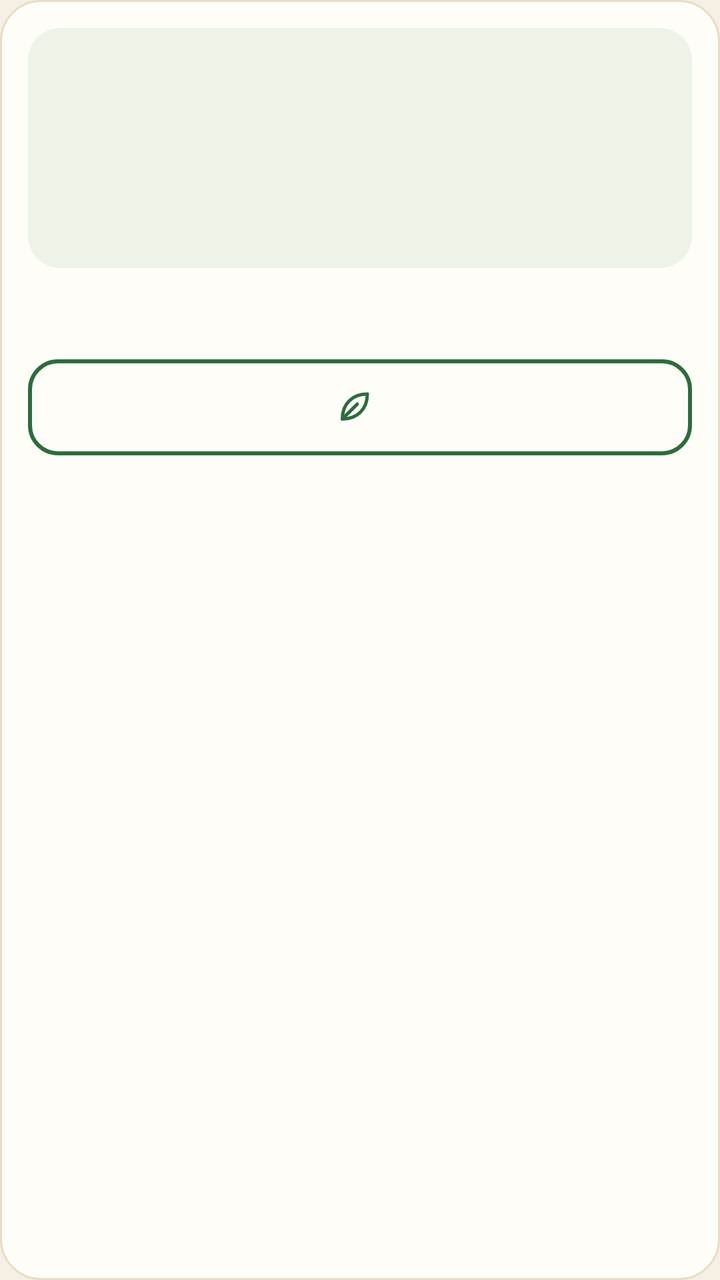
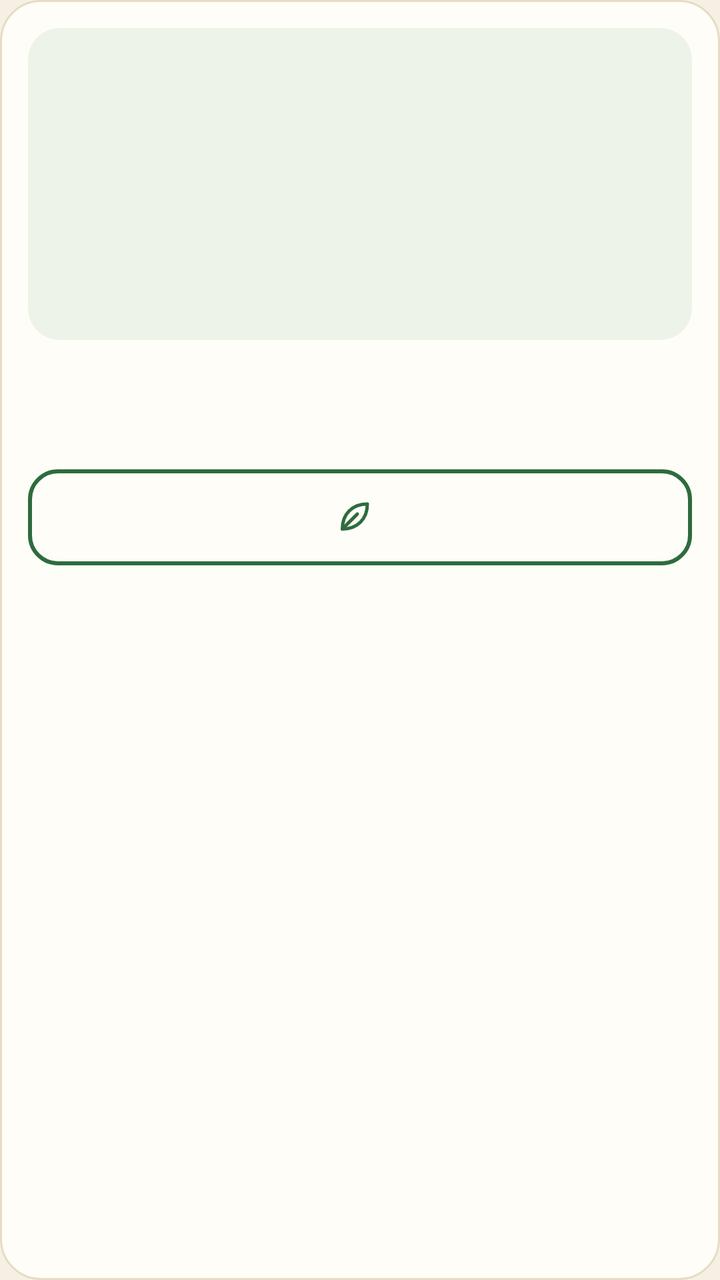

Before-and-after screenshots of an Android layout around one commit, followed by the original layout XML and the change that was made.
<!-- AndroidManifest.xml: application theme Theme.JavaApplication -->
<!-- res/layout/item_shop.xml -->
<?xml version="1.0" encoding="utf-8"?>
<LinearLayout xmlns:android="http://schemas.android.com/apk/res/android"
    android:layout_width="match_parent"
    android:layout_height="wrap_content"
    android:background="@drawable/bg_card"
    android:gravity="center_horizontal"
    android:orientation="vertical"
    android:padding="14dp">

    <FrameLayout
        android:layout_width="match_parent"
        android:layout_height="120dp"
        android:background="@drawable/bg_thumb">

        
        <ImageView
            android:id="@+id/shop_item_art"
            android:layout_width="match_parent"
            android:layout_height="match_parent"
            android:importantForAccessibility="no"
            android:padding="18dp"
            android:scaleType="fitCenter" />
    </FrameLayout>

    <TextView
        android:id="@+id/shop_item_name"
        android:layout_width="wrap_content"
        android:layout_height="wrap_content"
        android:layout_marginTop="12dp"
        android:textColor="@color/text_primary"
        android:textSize="16sp"
        android:textStyle="bold" />

    <LinearLayout
        android:id="@+id/shop_item_button"
        android:layout_width="match_parent"
        android:layout_height="48dp"
        android:layout_marginTop="12dp"
        android:background="@drawable/bg_btn_outline"
        android:clickable="true"
        android:focusable="true"
        android:gravity="center"
        android:orientation="horizontal">

        <ImageView
            android:id="@+id/shop_item_leaf"
            android:layout_width="20dp"
            android:layout_height="20dp"
            android:layout_marginEnd="6dp"
            android:contentDescription="@string/leaves"
            android:src="@drawable/ic_leaf" />

        <TextView
            android:id="@+id/shop_item_price"
            android:layout_width="wrap_content"
            android:layout_height="wrap_content"
            android:textColor="@color/green_primary"
            android:textSize="17sp"
            android:textStyle="bold" />
    </LinearLayout>
</LinearLayout>
<!-- resources referenced by this layout -->
<resources>
  <color name="green_primary">#2E6B3E</color>
  <color name="text_primary">#2B2B26</color>
  <!-- drawable bg_btn_outline (drawable) -->
  <?xml version="1.0" encoding="utf-8"?>
  <selector xmlns:android="http://schemas.android.com/apk/res/android">
      <item android:state_pressed="true">
          <shape android:shape="rectangle">
              <corners android:radius="14dp" />
              <solid android:color="@color/thumb_bg" />
              <stroke android:width="2dp" android:color="@color/green_primary" />
          </shape>
      </item>
      <item>
          <shape android:shape="rectangle">
              <corners android:radius="14dp" />
              <solid android:color="@color/card_bg" />
              <stroke android:width="2dp" android:color="@color/green_primary" />
          </shape>
      </item>
  </selector>
  <!-- drawable bg_card (drawable) -->
  <?xml version="1.0" encoding="utf-8"?>
  <shape xmlns:android="http://schemas.android.com/apk/res/android" android:shape="rectangle">
      <corners android:radius="20dp" />
      <solid android:color="@color/card_bg" />
      <stroke android:width="1dp" android:color="@color/border" />
  </shape>
  <!-- drawable bg_thumb (drawable) -->
  <?xml version="1.0" encoding="utf-8"?>
  <shape xmlns:android="http://schemas.android.com/apk/res/android" android:shape="rectangle">
      <corners android:radius="16dp" />
      <solid android:color="@color/thumb_bg" />
  </shape>
  <!-- drawable ic_leaf (drawable) -->
  <?xml version="1.0" encoding="utf-8"?>
  <vector xmlns:android="http://schemas.android.com/apk/res/android"
      android:width="24dp"
      android:height="24dp"
      android:viewportWidth="24"
      android:viewportHeight="24">
      <path
          android:strokeColor="@color/green_primary"
          android:strokeWidth="2"
          android:strokeLineCap="round"
          android:strokeLineJoin="round"
          android:pathData="M5,19C5,10 11,4 20,4C20,13 14,19 5,19Z" />
      <path
          android:strokeColor="@color/green_primary"
          android:strokeWidth="2"
          android:strokeLineCap="round"
          android:pathData="M5,19L14,10" />
  </vector>
  <string name="leaves">이파리</string>
  <style name="Theme.JavaApplication" parent="Base.Theme.JavaApplication" />
  <color name="thumb_bg">#EEF3E8</color>
  <color name="card_bg">#FFFDF7</color>
  <color name="border">#E6DCC6</color>
  <style name="Base.Theme.JavaApplication" parent="Theme.Material3.Light.NoActionBar">
          <item name="colorPrimary">@color/green_primary</item>
          <item name="colorOnPrimary">@color/white</item>
          <item name="colorSecondary">@color/mango_orange</item>
          <item name="android:windowBackground">@color/cream_bg</item>
          <item name="android:textColorPrimary">@color/text_primary</item>
          <item name="android:textColorSecondary">@color/text_secondary</item>
      </style>
  <color name="white">#FFFFFFFF</color>
  <color name="mango_orange">#F0A93B</color>
  <color name="cream_bg">#F6F0E4</color>
  <color name="text_secondary">#6B675C</color>
</resources>

<!-- the commit's change to res/layout/item_shop.xml (unified diff, before → after) -->
@@ -9,10 +9,17 @@
 
     <FrameLayout
         android:layout_width="match_parent"
-        android:layout_height="120dp"
+        android:layout_height="156dp"
         android:background="@drawable/bg_thumb">
 
         
+        <com.mangofit.app.view.MangoView
+            android:id="@+id/shop_mango_art"
+            android:layout_width="match_parent"
+            android:layout_height="match_parent"
+            android:importantForAccessibility="no"
+            android:visibility="gone" />
+
         <ImageView
             android:id="@+id/shop_item_art"
             android:layout_width="match_parent"
@@ -27,6 +34,9 @@
         android:layout_width="wrap_content"
         android:layout_height="wrap_content"
         android:layout_marginTop="12dp"
+        android:gravity="center"
+        android:minLines="2"
+        android:maxLines="2"
         android:textColor="@color/text_primary"
         android:textSize="16sp"
         android:textStyle="bold" />
